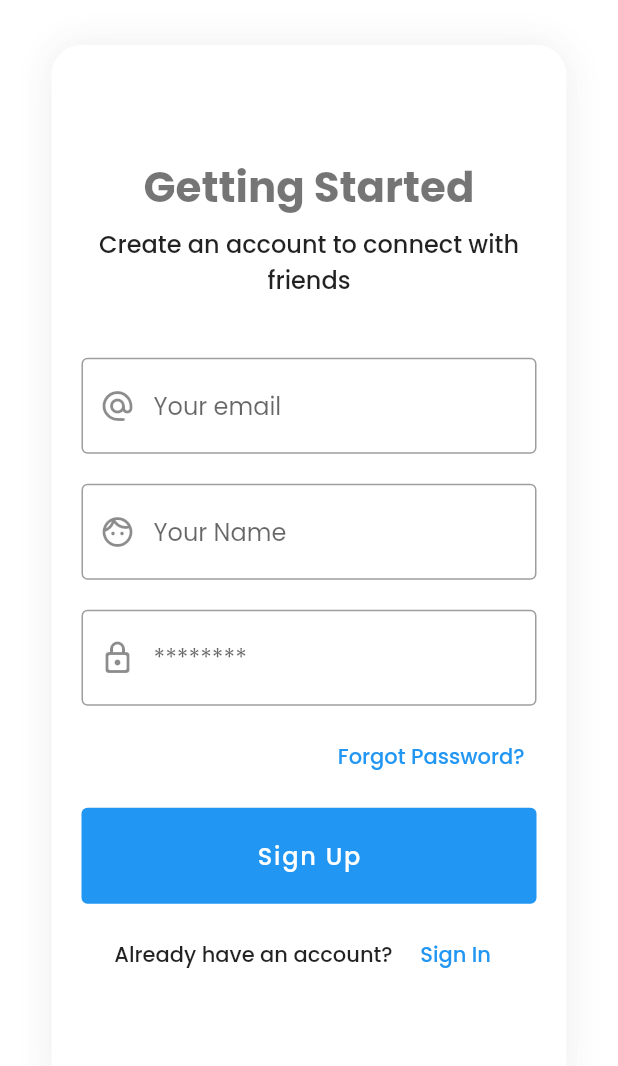
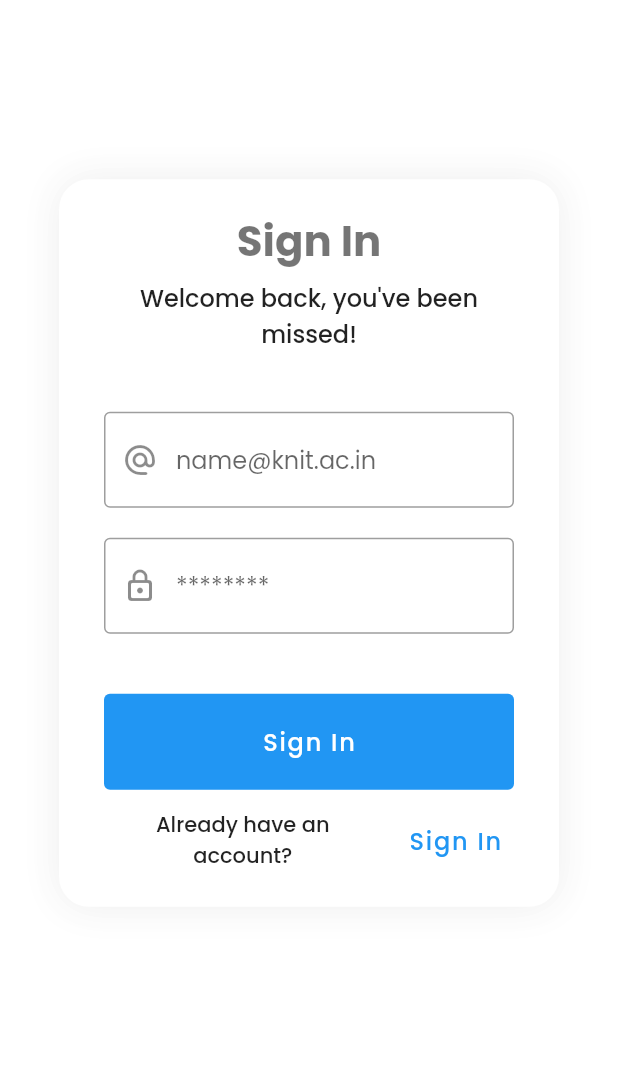
Before and after one commit to aman1210/College_Social_Network, a Flutter app: the screen it shows after launch, after a tap on "Sign Up", on a phone screen of 412 x 824 dp, the part 75-1141 px from its top. Run offline on Flutter 3.47's test engine with Material 2 defaults, Android fonts, the phone set to English and light mode, and no system bars; our stand-ins replace google_fonts.

Commit message:
animating auth page

```diff
--- a/Frontend/college_social_network/lib/views/auth_screen.dart
+++ b/Frontend/college_social_network/lib/views/auth_screen.dart
@@ -26,8 +26,6 @@ class _AuthScreenState extends State<AuthScreen> {
     return Form(
       key: _key,
       child: Container(
-        margin: const EdgeInsets.all(kDefaultPadding),
-        padding: const EdgeInsets.all(kDefaultPadding),
         height: _size.height - (120),
         width: Responsive.isDesktop(context)
             ? _size.width / 3
@@ -35,6 +33,13 @@ class _AuthScreenState extends State<AuthScreen> {
                 ? _size.width / 2
                 : _size.width / 1.2,
         alignment: Alignment.center,
+        child: SingleChildScrollView(
+          child: Container(
+            margin: Responsive.isMobile(context)
+                ? EdgeInsets.all(kDefaultPadding / 4)
+                : EdgeInsets.all(kDefaultPadding),
+            padding: const EdgeInsets.symmetric(
+                horizontal: kDefaultPadding * 1.5, vertical: kDefaultPadding),
             decoration: BoxDecoration(
               boxShadow: [
                 BoxShadow(
@@ -47,26 +52,46 @@ class _AuthScreenState extends State<AuthScreen> {
             ),
             child: Column(
               mainAxisAlignment: MainAxisAlignment.center,
-          mainAxisSize: MainAxisSize.max,
+              mainAxisSize: MainAxisSize.min,
               children: [
-            Text(
-              isSignUpMode ? "Getting Started" : "Sign In",
+                CrossFade(
+                  showSecond: isSignUpMode,
+                  firstWidget: Text(
+                    "Sign In",
+                    textAlign: TextAlign.center,
                     style: Theme.of(context)
                         .textTheme
                         .headline4
                         ?.copyWith(fontWeight: FontWeight.bold, fontSize: 28),
                   ),
+                  secondWidget: Text(
+                    "Getting Started",
+                    textAlign: TextAlign.center,
+                    style: Theme.of(context)
+                        .textTheme
+                        .headline4
+                        ?.copyWith(fontWeight: FontWeight.bold, fontSize: 28),
+                  ),
+                ),
                 const SizedBox(height: kDefaultPadding / 4),
-            Text(
-              !isSignUpMode
-                  ? "Welcome back, you've been missed!"
-                  : "Create an account to connect with friends",
+                CrossFade(
+                    firstWidget: Text(
+                      "Welcome back, you've been missed!",
                       textAlign: TextAlign.center,
                       style: Theme.of(context)
                           .textTheme
                           .headline6
                           ?.copyWith(fontSize: 16, fontWeight: FontWeight.w500),
                     ),
+                    secondWidget: Text(
+                      "Create an account to connect with friends",
+                      textAlign: TextAlign.center,
+                      style: Theme.of(context)
+                          .textTheme
+                          .headline6
+                          ?.copyWith(fontSize: 16, fontWeight: FontWeight.w500),
+                    ),
+                    showSecond: isSignUpMode),
                 const SizedBox(height: kDefaultPadding * 2),
                 TextFormField(
                   controller: _emailController,
@@ -85,8 +110,10 @@ class _AuthScreenState extends State<AuthScreen> {
                       prefixIcon: const Icon(Icons.alternate_email_rounded)),
                 ),
                 if (isSignUpMode) const SizedBox(height: kDefaultPadding),
-            if (isSignUpMode)
-              TextFormField(
+                AnimatedContainer(
+                  duration: const Duration(milliseconds: 300),
+                  height: isSignUpMode ? 60 : 0,
+                  child: TextFormField(
                     controller: _nameController,
                     validator: (val) {
                       if (val == null || val.isEmpty) {
@@ -97,10 +124,15 @@ class _AuthScreenState extends State<AuthScreen> {
                       }
                       return null;
                     },
-                decoration: const InputDecoration(
-                    hintText: "Your Name",
-                    border: OutlineInputBorder(),
-                    prefixIcon: Icon(Icons.face_outlined)),
+                    decoration: InputDecoration(
+                        hintText: !isSignUpMode ? null : "Your Name",
+                        border: !isSignUpMode
+                            ? InputBorder.none
+                            : const OutlineInputBorder(),
+                        prefixIcon: !isSignUpMode
+                            ? null
+                            : const Icon(Icons.face_outlined)),
+                  ),
                 ),
                 const SizedBox(height: kDefaultPadding),
                 TextFormField(
@@ -117,12 +149,17 @@ class _AuthScreenState extends State<AuthScreen> {
                       prefixIcon: Icon(Icons.lock_outline_rounded)),
                 ),
                 const SizedBox(height: kDefaultPadding / 2),
-            Row(
+                AnimatedContainer(
+                  duration: const Duration(milliseconds: 300),
+                  height: isSignUpMode ? 0 : 20,
+                  child: Row(
                     children: [
                       const Expanded(child: SizedBox()),
                       TextButton(
-                    onPressed: () {}, child: const Text("Forgot Password?"))
+                          onPressed: () {},
+                          child: const Text("Forgot Password?"))
                     ],
+                  ),
                 ),
                 const SizedBox(height: kDefaultPadding / 2),
                 SizedBox(
@@ -131,65 +168,93 @@ class _AuthScreenState extends State<AuthScreen> {
                     style: ButtonStyle(
                         backgroundColor: MaterialStateProperty.all(
                             Theme.of(context).primaryColor),
-                    foregroundColor: MaterialStateProperty.all(Colors.white)),
+                        foregroundColor:
+                            MaterialStateProperty.all(Colors.white)),
                     onPressed: () {},
                     child: Padding(
                         padding: const EdgeInsets.all(12.0),
-                  child: Text(
-                    !isSignUpMode ? "Sign In" : "Sign Up",
-                    style: const TextStyle(letterSpacing: 1.2, fontSize: 16),
+                        child: CrossFade(
+                          showSecond: isSignUpMode,
+                          firstWidget: const Text(
+                            "Sign In",
+                            style: TextStyle(letterSpacing: 1.2, fontSize: 16),
                           ),
+                          secondWidget: const Text(
+                            "Sign Up",
+                            style: TextStyle(letterSpacing: 1.2, fontSize: 16),
                           ),
+                        )),
                   ),
                 ),
                 const SizedBox(height: kDefaultPadding / 2),
-            if (isSignUpMode)
                 Row(
                   mainAxisAlignment: MainAxisAlignment.center,
                   children: [
-                  const Text(
+                    Flexible(
+                      child: CrossFade(
+                        showSecond: isSignUpMode,
+                        firstWidget: const Text(
                           "Already have an account?",
+                          textAlign: TextAlign.center,
                           style: TextStyle(fontWeight: FontWeight.w500),
+                        ),
+                        secondWidget: const Text(
+                          "Don't have an account?",
+                          textAlign: TextAlign.center,
+                          style: TextStyle(fontWeight: FontWeight.w500),
+                        ),
+                      ),
                     ),
                     const SizedBox(width: kDefaultPadding / 2),
                     TextButton(
                       onPressed: () {
                         setState(() {
-                        isSignUpMode = false;
+                          isSignUpMode = !isSignUpMode;
                         });
                       },
-                    child: const Text(
+                      child: CrossFade(
+                        showSecond: isSignUpMode,
+                        firstWidget: const Text(
                           "Sign In",
-                      style: TextStyle(fontWeight: FontWeight.w500),
+                          style: TextStyle(letterSpacing: 1.2, fontSize: 16),
+                        ),
+                        secondWidget: const Text(
+                          "Sign Up",
+                          style: TextStyle(letterSpacing: 1.2, fontSize: 16),
+                        ),
                       ),
                     )
                   ],
                 ),
-            if (!isSignUpMode)
-              Row(
-                mainAxisAlignment: MainAxisAlignment.center,
-                children: [
-                  const Text(
-                    "Don't have an account?",
-                    style: TextStyle(fontWeight: FontWeight.w500),
+              ],
             ),
-                  const SizedBox(width: kDefaultPadding / 2),
-                  TextButton(
-                    onPressed: () {
-                      setState(() {
-                        isSignUpMode = true;
-                      });
-                    },
-                    child: const Text(
-                      "Sign Up",
-                      style: TextStyle(fontWeight: FontWeight.w500),
           ),
-                  )
-                ],
-              )
-          ],
         ),
       ),
     );
   }
 }
+
+class CrossFade extends StatelessWidget {
+  const CrossFade({
+    Key? key,
+    required this.showSecond,
+    required this.firstWidget,
+    required this.secondWidget,
+  }) : super(key: key);
+
+  final bool showSecond;
+  final Widget firstWidget;
+  final Widget secondWidget;
+
+  @override
+  Widget build(BuildContext context) {
+    return AnimatedCrossFade(
+      firstChild: firstWidget,
+      secondChild: secondWidget,
+      crossFadeState:
+          showSecond ? CrossFadeState.showSecond : CrossFadeState.showFirst,
+      duration: const Duration(milliseconds: 300),
+    );
+  }
+}
```
Lines whose indentation alone changed are shown as unchanged.
